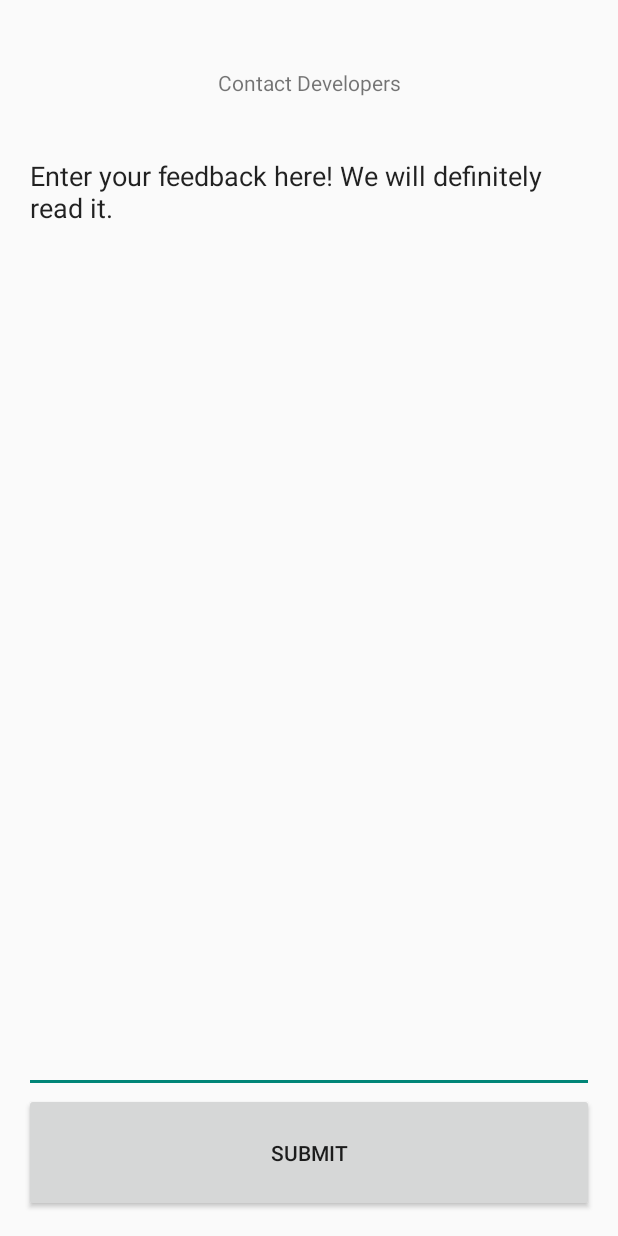
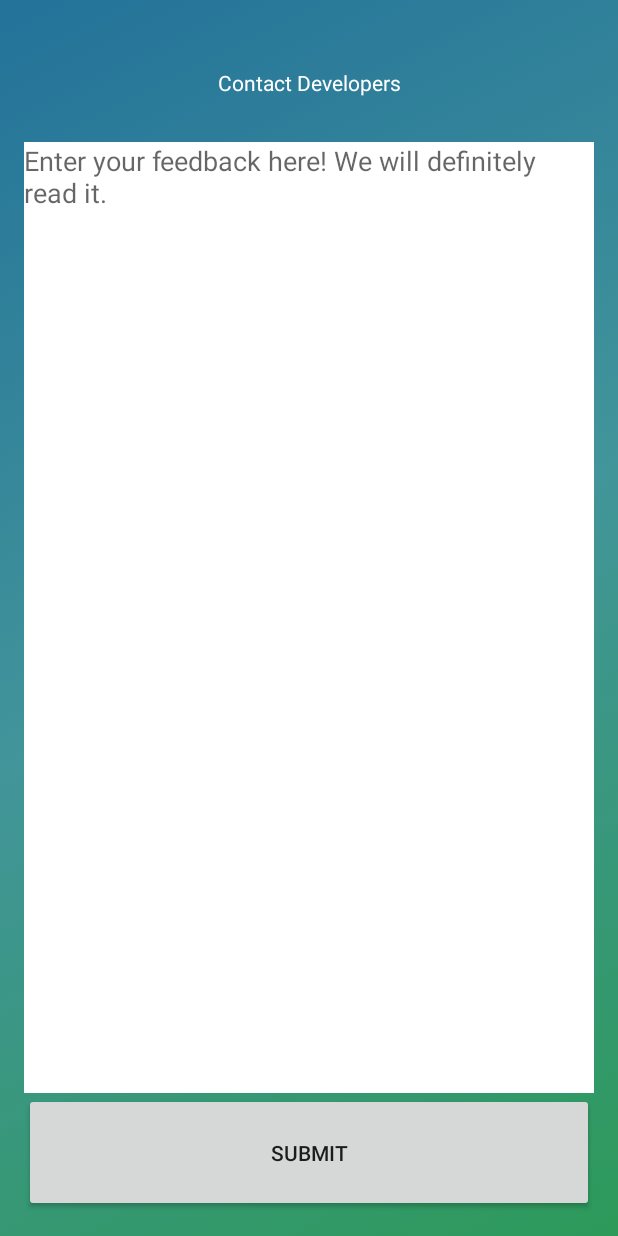
Before and after one commit to wmcrain/MemesForFriends, an Android app: the UserContactDevs screen opened directly, with no data from a screen before it, on a phone screen of 412 x 824 dp. Run offline under Robolectric (Android 15) with nearby library versions, the phone set to English and light mode, and no system bars.

Commit message:
A few more layout changes.

```diff
--- a/app/app/src/main/res/layout/activity_accountmanagement.xml
+++ b/app/app/src/main/res/layout/activity_accountmanagement.xml
@@ -13,10 +13,10 @@
             android:id="@+id/headerManage"
             android:layout_width="match_parent"
             android:layout_height="0dp"
-            android:ems="16"
+            android:ems="10"
             android:gravity="center"
             android:inputType="none"
-            android:text="ACCOUNT MANAGEMENT"
+            android:text="Account Management"
             android:layout_weight=".1"
             android:textColor="@color/white"/>
 
--- a/app/app/src/main/res/layout/activity_contact_devs.xml
+++ b/app/app/src/main/res/layout/activity_contact_devs.xml
@@ -5,7 +5,8 @@
     android:paddingRight="@dimen/activity_horizontal_margin"
     android:weightSum = "1"
     android:paddingTop="@dimen/activity_vertical_margin"
-    android:paddingBottom="@dimen/activity_vertical_margin">
+    android:paddingBottom="@dimen/activity_vertical_margin"
+    android:background="@drawable/green_gradient">
     <LinearLayout
         android:layout_width="match_parent"
         android:layout_height="0dp"
@@ -20,28 +21,23 @@
             android:ems="16"
             android:gravity="center"
             android:inputType="none"
-            android:text="Contact Developers" />
+            android:text="Contact Developers"
+            android:textColor="@color/white"/>
 
     </LinearLayout>
-
-    <LinearLayout
-        android:layout_width="match_parent"
-        android:layout_height="0dp"
-        android:orientation="horizontal"
-        android:layout_weight = ".8">
 
         <EditText
             android:id="@+id/feedbackConDevs"
             android:layout_width="match_parent"
-            android:layout_height="match_parent"
+            android:layout_height="0dp"
             android:ems="10"
             android:gravity="top"
             android:inputType="textCapSentences|textMultiLine"
             android:maxLength="500"
             android:scrollHorizontally="false"
-            android:text="Enter your feedback here! We will definitely read it." />
-
-    </LinearLayout>
+            android:hint="Enter your feedback here! We will definitely read it."
+            android:layout_weight=".8"
+            android:background="@color/white"/>
 
     <LinearLayout
         android:layout_width="match_parent"
--- a/app/app/src/main/res/layout/activity_inmeetup.xml
+++ b/app/app/src/main/res/layout/activity_inmeetup.xml
@@ -17,8 +17,8 @@
                 android:inputType="none"
                 android:text="MEETUP" />
 
+        </LinearLayout>
 
-        </LinearLayout>
         <LinearLayout
             android:layout_width="match_parent"
             android:layout_height="0dp"
@@ -31,6 +31,7 @@
             </ListView>
 
         </LinearLayout>
+
         <LinearLayout
             android:layout_width="match_parent"
             android:layout_height="0dp"
--- a/app/app/src/main/res/layout/activity_login.xml
+++ b/app/app/src/main/res/layout/activity_login.xml
@@ -3,7 +3,8 @@
     android:layout_height="match_parent" android:paddingLeft="@dimen/activity_horizontal_margin"
     android:paddingRight="@dimen/activity_horizontal_margin"
     android:paddingTop="@dimen/activity_vertical_margin"
-    android:paddingBottom="@dimen/activity_vertical_margin" tools:context=".MainActivity">
+    android:paddingBottom="@dimen/activity_vertical_margin" tools:context=".MainActivity"
+    android:background="@drawable/green_gradient">
     <LinearLayout
         android:layout_width="match_parent"
         android:layout_height="match_parent"
@@ -20,7 +21,8 @@
             android:layout_weight="1"
             android:ems="10"
             android:inputType="textPersonName"
-            android:hint="Email" />
+            android:hint="Email"
+            android:textColor="@color/white"/>
 
         <Button
             android:id="@+id/btn_log_in"
--- a/app/app/src/main/res/values/colors.xml
+++ b/app/app/src/main/res/values/colors.xml
@@ -15,4 +15,10 @@
     <color
         name="white"
         >#ffffff</color>
+    <color
+        name="dimgrey"
+        >#696969</color>
+    <color
+        name="teal"
+        >#008080</color>
 </resources>
```
